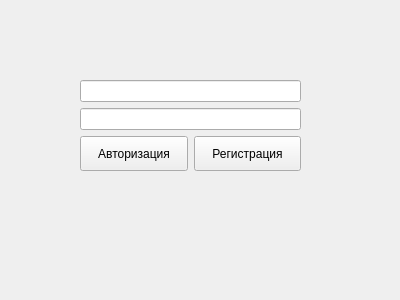
The window that desktop_version/ui/auth_form.ui (WilldyM/AdaptiveInformationalSystem) describes before a commit, drawn with Qt 5.
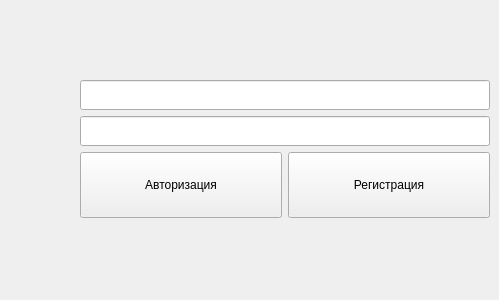
The same window after the commit.

Patch:
```diff
--- a/desktop_version/ui/auth_form.ui
+++ b/desktop_version/ui/auth_form.ui
@@ -6,7 +6,7 @@
    <rect>
     <x>0</x>
     <y>0</y>
-    <width>400</width>
+    <width>499</width>
     <height>300</height>
    </rect>
   </property>
@@ -18,8 +18,8 @@
     <rect>
      <x>80</x>
      <y>80</y>
-     <width>221</width>
-     <height>91</height>
+     <width>410</width>
+     <height>138</height>
     </rect>
    </property>
    <layout class="QVBoxLayout" name="verticalLayout">
```
